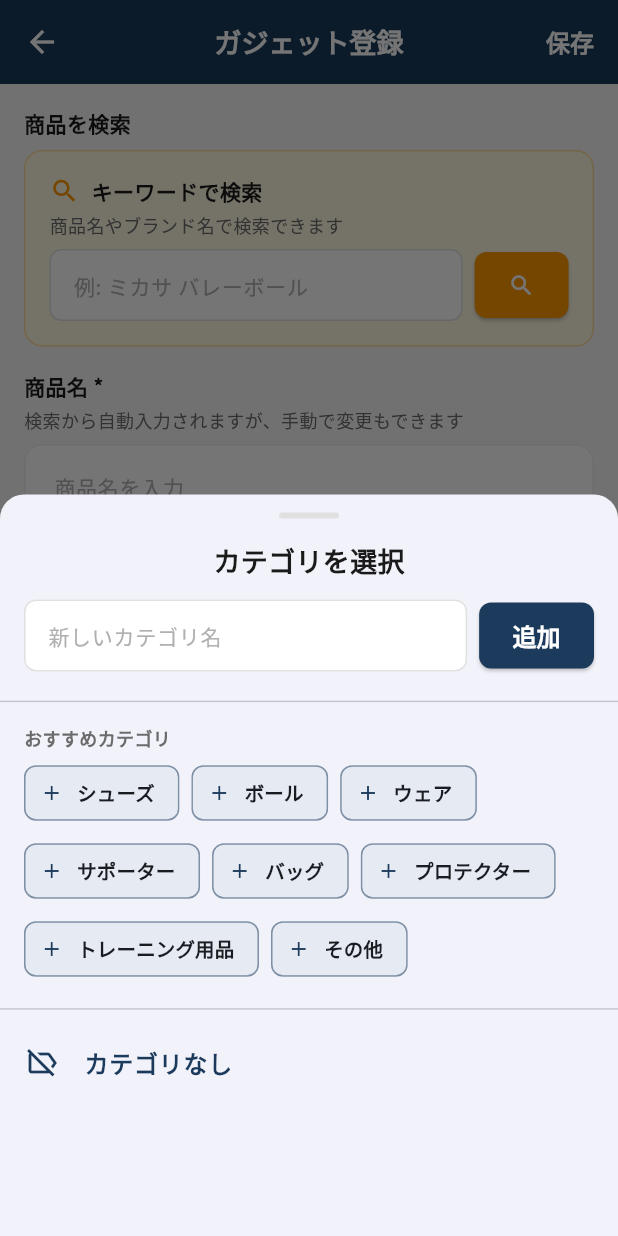
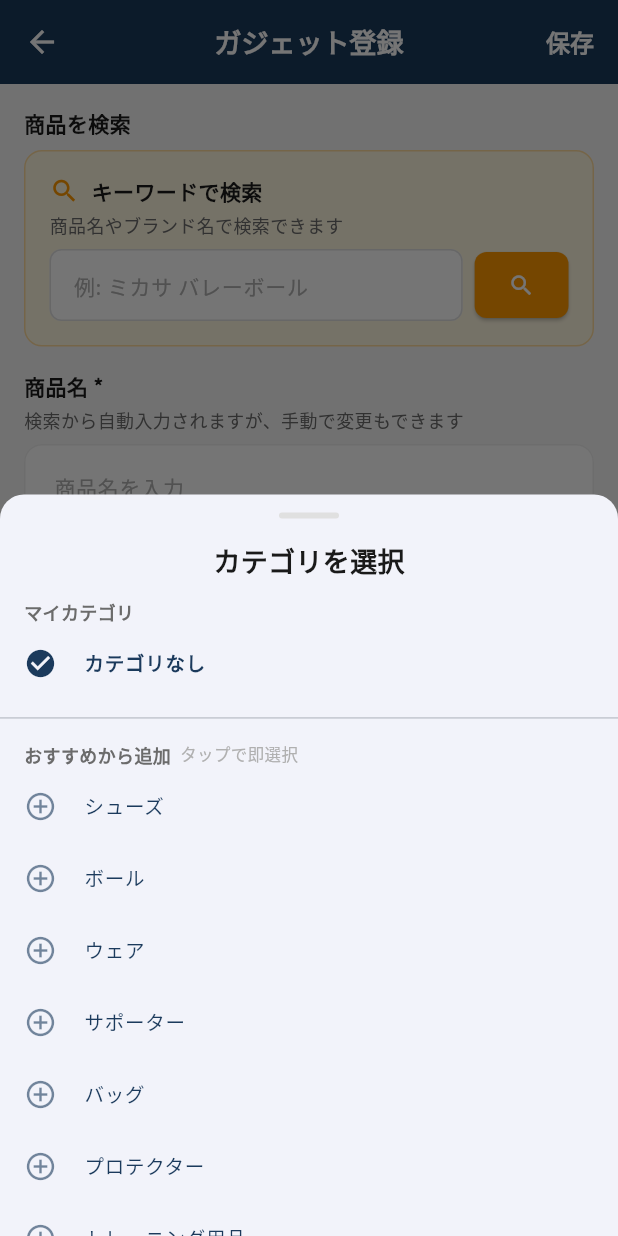
Before and after one commit to sofvo-dev/sofvo, a Flutter app: the GadgetRegisterScreen screen opened directly, after a tap on "カテゴリを選択", on a phone screen of 412 x 824 dp. Run offline on Flutter 3.47's test engine with Material 3 defaults, Android fonts, the phone set to English and light mode, and no system bars; our stand-ins replace cached_network_image, cloud_firestore, file_picker, firebase_auth, firebase_core, firebase_messaging and 10 more; missing offline and left inert: dart:js_interop, mobile_scanner; accounts and stored records are empty; network calls fail.

Commit message:
カテゴリ選択UIを直感的なレイアウトに再構成
Before: テキスト入力 → おすすめチップ → カテゴリ一覧 の3段構成で
おすすめを選ぶと下に追加されさらに選ぶ必要がある印象を与えていた

After: マイカテゴリ → おすすめから追加 → 新しく作成 の順に変更
- マイカテゴリを最上部に配置（最も頻繁な操作）
- おすすめは「タップで即選択」と明示しListTile形式で統一感を向上
- テキスト入力を最下部に移動（補助的な操作）
- チェックマーク/+アイコンで選択済み・追加可能を視覚的に区別

https://claude.ai/code/session_0116u9hQCw1ZhLETzN8my8yT

```diff
--- a/lib/screens/gadget/gadget_register_screen.dart
+++ b/lib/screens/gadget/gadget_register_screen.dart
@@ -871,58 +871,7 @@ class _CategoryPickerSheetState extends State<_CategoryPickerSheet> {
                 child: Text('カテゴリを選択',
                     style: TextStyle(fontSize: 18, fontWeight: FontWeight.bold, color: AppTheme.textPrimary)),
               ),
-              const SizedBox(height: 12),
-
-              // ── 新規作成 ──
-              Padding(
-                padding: const EdgeInsets.symmetric(horizontal: 16),
-                child: Row(
-                  children: [
-                    Expanded(
-                      child: TextField(
-                        controller: _newCategoryCtrl,
-                        decoration: InputDecoration(
-                          hintText: '新しいカテゴリ名',
-                          hintStyle: const TextStyle(fontSize: 14, color: AppTheme.textHint),
-                          filled: true,
-                          fillColor: Colors.white,
-                          contentPadding: const EdgeInsets.symmetric(horizontal: 12, vertical: 10),
-                          border: OutlineInputBorder(
-                            borderRadius: BorderRadius.circular(8),
-                            borderSide: BorderSide(color: Colors.grey[300]!),
-                          ),
-                          enabledBorder: OutlineInputBorder(
-                            borderRadius: BorderRadius.circular(8),
-                            borderSide: BorderSide(color: Colors.grey[300]!),
-                          ),
-                          focusedBorder: OutlineInputBorder(
-                            borderRadius: BorderRadius.circular(8),
-                            borderSide: const BorderSide(color: AppTheme.primaryColor, width: 2),
-                          ),
-                        ),
-                        onSubmitted: (_) => _addCategory(),
-                      ),
-                    ),
-                    const SizedBox(width: 8),
-                    SizedBox(
-                      height: 44,
-                      child: ElevatedButton(
-                        onPressed: _isAdding ? null : _addCategory,
-                        style: ElevatedButton.styleFrom(
-                          minimumSize: const Size(56, 44),
-                          shape: RoundedRectangleBorder(borderRadius: BorderRadius.circular(8)),
-                        ),
-                        child: _isAdding
-                            ? const SizedBox(width: 20, height: 20,
-                                child: CircularProgressIndicator(strokeWidth: 2, color: Colors.white))
-                            : const Text('追加', style: TextStyle(fontWeight: FontWeight.bold)),
-                      ),
-                    ),
-                  ],
-                ),
-              ),
-              const SizedBox(height: 12),
-              const Divider(),
+              const SizedBox(height: 8),
 
               // ── カテゴリ一覧 ──
               Expanded(
@@ -948,42 +897,16 @@ class _CategoryPickerSheetState extends State<_CategoryPickerSheet> {
                       }
                     }
 
-                    // まだ追加されていないプリセットカテゴリ
                     final availablePresets = _presetCategories
                         .where((p) => !existingNames.contains(p))
                         .toList();
 
                     return ListView(
                       controller: scrollCtrl,
+                      padding: EdgeInsets.zero,
                       children: [
-                        // プリセット候補チップ
-                        if (availablePresets.isNotEmpty) ...[
-                          Padding(
-                            padding: const EdgeInsets.fromLTRB(16, 8, 16, 4),
-                            child: Text('おすすめカテゴリ',
-                                style: TextStyle(fontSize: 12, color: AppTheme.textSecondary, fontWeight: FontWeight.w600)),
-                          ),
-                          Padding(
-                            padding: const EdgeInsets.symmetric(horizontal: 16),
-                            child: Wrap(
-                              spacing: 8,
-                              runSpacing: 4,
-                              children: availablePresets.map((preset) {
-                                return ActionChip(
-                                  avatar: const Icon(Icons.add, size: 16),
-                                  label: Text(preset, style: const TextStyle(fontSize: 13)),
-                                  onPressed: () => _addAndSelectCategory(preset),
-                                  backgroundColor: AppTheme.primaryColor.withValues(alpha: 0.08),
-                                  side: BorderSide(color: AppTheme.primaryColor.withValues(alpha: 0.3)),
-                                );
-                              }).toList(),
-                            ),
-                          ),
-                          const SizedBox(height: 8),
-                          const Divider(),
-                        ],
-
-                        // 既存カテゴリ一覧
+                        // ── マイカテゴリ ──
+                        _buildSectionHeader('マイカテゴリ'),
                         ...categories.map((cat) {
                           final name = cat['name'] as String;
                           final isSelected = name == widget.selected;
@@ -991,8 +914,9 @@ class _CategoryPickerSheetState extends State<_CategoryPickerSheet> {
 
                           return ListTile(
                             leading: Icon(
-                              isDefault ? Icons.label_off_outlined : Icons.label_outlined,
-                              color: isSelected ? AppTheme.primaryColor : AppTheme.textSecondary,
+                              isSelected ? Icons.check_circle : Icons.circle_outlined,
+                              color: isSelected ? AppTheme.primaryColor : Colors.grey[350],
+                              size: 22,
                             ),
                             title: Text(
                               name,
@@ -1007,10 +931,85 @@ class _CategoryPickerSheetState extends State<_CategoryPickerSheet> {
                                     icon: const Icon(Icons.delete_outline, size: 20, color: AppTheme.error),
                                     onPressed: () => _deleteCategory(cat['id']),
                                   ),
-                            selected: isSelected,
+                            dense: true,
                             onTap: () => widget.onSelected(name),
                           );
                         }),
+
+                        // ── おすすめから追加 ──
+                        if (availablePresets.isNotEmpty) ...[
+                          const Divider(height: 24),
+                          _buildSectionHeader('おすすめから追加', subtitle: 'タップで即選択'),
+                          ...availablePresets.map((preset) {
+                            return ListTile(
+                              leading: Icon(
+                                Icons.add_circle_outline,
+                                color: AppTheme.primaryColor.withValues(alpha: 0.6),
+                                size: 22,
+                              ),
+                              title: Text(
+                                preset,
+                                style: TextStyle(
+                                  color: AppTheme.primaryColor,
+                                  fontWeight: FontWeight.w500,
+                                ),
+                              ),
+                              dense: true,
+                              onTap: () => _addAndSelectCategory(preset),
+                            );
+                          }),
+                        ],
+
+                        // ── 新しく作成 ──
+                        const Divider(height: 24),
+                        _buildSectionHeader('新しく作成'),
+                        Padding(
+                          padding: const EdgeInsets.fromLTRB(16, 4, 16, 16),
+                          child: Row(
+                            children: [
+                              Expanded(
+                                child: TextField(
+                                  controller: _newCategoryCtrl,
+                                  decoration: InputDecoration(
+                                    hintText: 'カテゴリ名を入力',
+                                    hintStyle: const TextStyle(fontSize: 14, color: AppTheme.textHint),
+                                    filled: true,
+                                    fillColor: Colors.white,
+                                    contentPadding: const EdgeInsets.symmetric(horizontal: 12, vertical: 10),
+                                    border: OutlineInputBorder(
+                                      borderRadius: BorderRadius.circular(8),
+                                      borderSide: BorderSide(color: Colors.grey[300]!),
+                                    ),
+                                    enabledBorder: OutlineInputBorder(
+                                      borderRadius: BorderRadius.circular(8),
+                                      borderSide: BorderSide(color: Colors.grey[300]!),
+                                    ),
+                                    focusedBorder: OutlineInputBorder(
+                                      borderRadius: BorderRadius.circular(8),
+                                      borderSide: const BorderSide(color: AppTheme.primaryColor, width: 2),
+                                    ),
+                                  ),
+                                  onSubmitted: (_) => _addCategory(),
+                                ),
+                              ),
+                              const SizedBox(width: 8),
+                              SizedBox(
+                                height: 44,
+                                child: ElevatedButton(
+                                  onPressed: _isAdding ? null : _addCategory,
+                                  style: ElevatedButton.styleFrom(
+                                    minimumSize: const Size(56, 44),
+                                    shape: RoundedRectangleBorder(borderRadius: BorderRadius.circular(8)),
+                                  ),
+                                  child: _isAdding
+                                      ? const SizedBox(width: 20, height: 20,
+                                          child: CircularProgressIndicator(strokeWidth: 2, color: Colors.white))
+                                      : const Text('作成', style: TextStyle(fontWeight: FontWeight.bold)),
+                                ),
+                              ),
+                            ],
+                          ),
+                        ),
                       ],
                     );
                   },
@@ -1022,4 +1021,21 @@ class _CategoryPickerSheetState extends State<_CategoryPickerSheet> {
       },
     );
   }
+
+  Widget _buildSectionHeader(String title, {String? subtitle}) {
+    return Padding(
+      padding: const EdgeInsets.fromLTRB(16, 4, 16, 2),
+      child: Row(
+        children: [
+          Text(title,
+              style: const TextStyle(fontSize: 12, color: AppTheme.textSecondary, fontWeight: FontWeight.w600)),
+          if (subtitle != null) ...[
+            const SizedBox(width: 6),
+            Text(subtitle,
+                style: TextStyle(fontSize: 11, color: AppTheme.textHint)),
+          ],
+        ],
+      ),
+    );
+  }
 }
```
